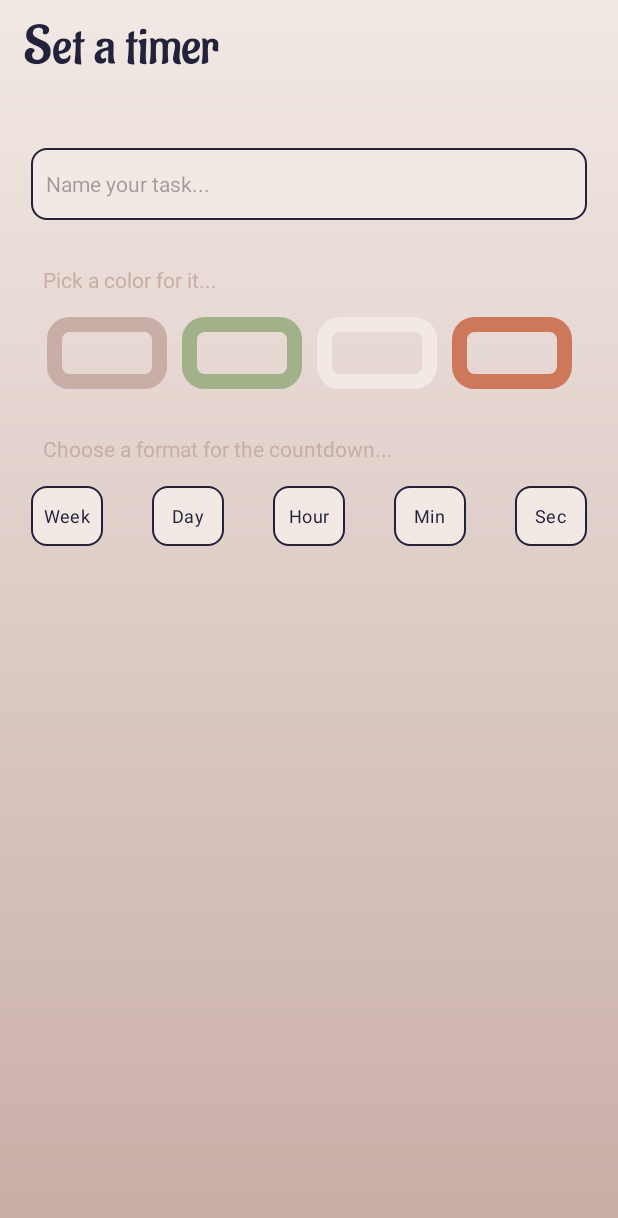
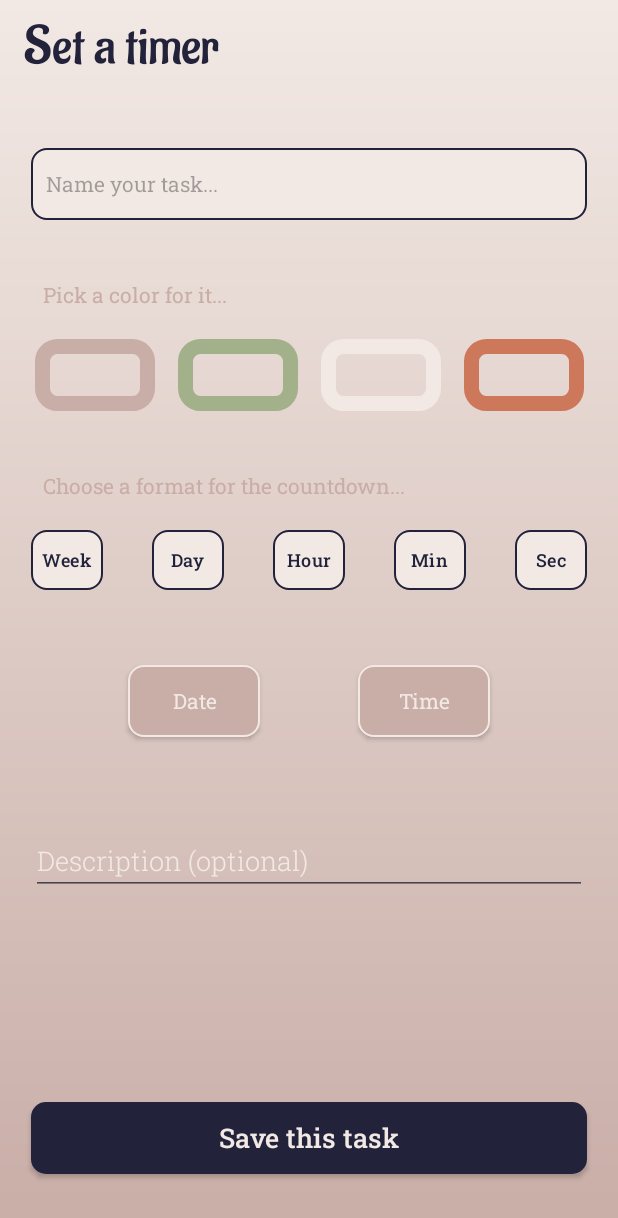
Before and after one commit to blarbee/deadline_countdown, an Android app: the screen it shows after launch (TaskActivity), item 2 of the bottom bar chosen, on a phone screen of 412 x 824 dp. Shown: the top 1218 px of the screen. Run offline under Robolectric (Android 15) with nearby library versions, the phone set to English and light mode, and no system bars; our stand-ins replace FlexboxLayout.

Commit message:
Add completed TaskActivity layout (might tweak with the colors later for better readability

```diff
--- a/app/src/main/java/com/example/deadline_countdown/MainActivity.java
+++ b/app/src/main/java/com/example/deadline_countdown/MainActivity.java
@@ -32,11 +32,13 @@ public class MainActivity extends AppCompatActivity {
             Bundle bundle = new Bundle();
             bundle.putInt("some_int", 0);
 
-            getSupportFragmentManager().beginTransaction()
-                    .setReorderingAllowed(true)
-                    .add(R.id.task_fragment_container, TaskFragment.class, bundle)
-                    .commit();
+            getSupportFragmentManager().beginTransaction().setReorderingAllowed(true).add(R.id.task_fragment_container, TaskFragment.class, bundle).commit();
         }
+        replaceFragment();
+
+    }
+
+    public void replaceFragment(){
         TextView header_text = findViewById(R.id.header_tv);
         header_text.setText("Get it done in time!");
         getSupportFragmentManager().beginTransaction().replace(R.id.task_fragment_container, taskFragment).commit();
@@ -49,30 +51,20 @@ public class MainActivity extends AppCompatActivity {
                 header_text.setText("Get it done in time!");
                 Toast.makeText(this, "Go to homepage", Toast.LENGTH_SHORT).show();
                 return true;
-
             } else if (item.getItemId() == R.id.settings_nav) {
                 getSupportFragmentManager().beginTransaction().replace(R.id.task_fragment_container, settingsFragment).commit();
                 header_text.setText("Settings");
                 Toast.makeText(this, "Go to settings", Toast.LENGTH_SHORT).show();
                 return true;
-
             } else if (item.getItemId() == R.id.add_task_button) {
                 Intent myIntent = new Intent(this, TaskActivity.class);
 //                myIntent.putExtra("key", value); //Optional parameters
                 this.startActivity(myIntent);
                 Toast.makeText(this, "Add a task", Toast.LENGTH_SHORT).show();
                 return true;
-
             }
-
-
             return false;
         });
-
-
-
-
-
     }
 
 }
--- a/app/src/main/java/com/example/deadline_countdown/TaskActivity.java
+++ b/app/src/main/java/com/example/deadline_countdown/TaskActivity.java
@@ -20,5 +20,8 @@ public class TaskActivity extends AppCompatActivity {
             v.setPadding(systemBars.left, systemBars.top, systemBars.right, systemBars.bottom);
             return insets;
         });
+
+
+
     }
 }
--- /dev/null
+++ b/app/src/main/java/com/example/deadline_countdown/placeholder/Task.java
@@ -0,0 +1,15 @@
+package com.example.deadline_countdown.placeholder;
+
+import java.sql.Time;
+import java.util.Date;
+
+public class Task {
+    private String title;
+    private String color;
+    private String format;
+    private Date date;
+    private Time timme;
+    private String description;
+
+    public Task()
+}
--- /dev/null
+++ b/app/src/main/res/drawable/date_time_buttons.xml
@@ -0,0 +1,7 @@
+<?xml version="1.0" encoding="utf-8"?>
+<shape xmlns:android="http://schemas.android.com/apk/res/android">
+    <stroke android:width="1dp" android:color="@color/og_white"/>
+    <solid android:color="@color/og_cream"/>
+    <corners android:radius="@dimen/corner_radius"/>
+
+</shape>
--- a/app/src/main/res/drawable/og_background.xml
+++ b/app/src/main/res/drawable/og_background.xml
@@ -1,4 +1,5 @@
 <?xml version="1.0" encoding="utf-8"?>
 <shape xmlns:android="http://schemas.android.com/apk/res/android">
+<!--    <gradient android:type="linear" android:angle="100" android:startColor="@color/og_white" android:endColor="@color/og_orange"/>-->
     <gradient android:type="linear" android:angle="100" android:startColor="@color/og_white" android:endColor="@color/og_cream"/>
 </shape>
--- /dev/null
+++ b/app/src/main/res/drawable/save_button_bg.xml
@@ -0,0 +1,6 @@
+<?xml version="1.0" encoding="utf-8"?>
+<shape xmlns:android="http://schemas.android.com/apk/res/android">
+    <solid android:color="@color/og_black"/>
+    <corners android:radius="@dimen/corner_radius"/>
+
+</shape>
--- a/app/src/main/res/layout/activity_task.xml
+++ b/app/src/main/res/layout/activity_task.xml
@@ -40,8 +40,9 @@
         android:layout_width="wrap_content"
         android:layout_height="wrap_content"
         android:text="Pick a color for it..."
-        android:layout_marginTop="30dp"
+        android:layout_marginTop="40dp"
         android:textColor="@color/og_cream"
+        android:fontFamily="@font/robotoslab_regular"
 
         app:layout_constraintTop_toBottomOf="@id/settings_color_option"
         app:layout_constraintLeft_toRightOf="@id/left_text_guideline" />
@@ -70,7 +71,7 @@
         android:layout_width="wrap_content"
         android:layout_height="wrap_content"
         android:orientation="horizontal"
-        android:layout_marginTop="15dp"
+        android:layout_marginTop="20dp"
 
         app:layout_constraintTop_toBottomOf="@id/pick_color"
         app:layout_constraintBottom_toTopOf="@id/which"
@@ -83,7 +84,7 @@
             android:layout_width="80sp"
             android:layout_height="match_parent"
             android:contentDescription="TODO"
-            android:layout_marginRight="10sp"/>
+            android:layout_marginRight="15sp"/>
         <androidx.appcompat.widget.AppCompatRadioButton
             android:id="@+id/task_color_2"
             android:layout_width="80sp"
@@ -92,7 +93,7 @@
             android:backgroundTint="@color/og_green"
             android:contentDescription="TODO"
             tools:ignore="MissingConstraints"
-            android:layout_marginRight="10sp"/>
+            android:layout_marginRight="15sp"/>
         <androidx.appcompat.widget.AppCompatRadioButton
             android:id="@+id/task_color_3"
             style="@style/checkbox_color"
@@ -101,7 +102,7 @@
             android:backgroundTint="@color/og_white"
             android:contentDescription="TODO"
             tools:ignore="MissingConstraints"
-            android:layout_marginRight="10sp"/>
+            android:layout_marginRight="15sp"/>
         <androidx.appcompat.widget.AppCompatRadioButton
             android:id="@+id/task_color_4"
             style="@style/checkbox_color"
@@ -126,8 +127,9 @@
         android:layout_width="wrap_content"
         android:layout_height="wrap_content"
         android:text="Choose a format for the countdown..."
-        android:layout_marginTop="30dp"
+        android:layout_marginTop="40dp"
         android:textColor="@color/og_cream"
+        android:fontFamily="@font/robotoslab_regular"
         app:layout_constraintTop_toBottomOf="@id/color_layout"
         app:layout_constraintLeft_toLeftOf="@id/left_text_guideline"/>
 
@@ -135,7 +137,7 @@
         android:id="@+id/pick_format"
         android:layout_width="0dp"
         android:layout_height="wrap_content"
-        android:layout_marginTop="15dp"
+        android:layout_marginTop="20dp"
 
         app:layout_constraintTop_toBottomOf="@+id/which"
         app:layout_constraintLeft_toLeftOf="@id/left_guideline"
@@ -182,9 +184,65 @@
 
 <!--    =================================================== USER PICKS A DATE-->
 
+    <androidx.appcompat.widget.AppCompatButton
+        android:id="@+id/date_button"
+        android:layout_width="wrap_content"
+        android:layout_height="wrap_content"
+        style="@style/date_time"
+        android:layout_marginTop="50sp"
+
+        android:text="Date"
+
+        app:layout_constraintTop_toBottomOf="@id/pick_format"
+        app:layout_constraintRight_toLeftOf="@id/time_button"
+        app:layout_constraintLeft_toRightOf="@id/left_guideline"
+
+        />
 <!--    =================================================== USER PICKS A TIME-->
+    <androidx.appcompat.widget.AppCompatButton
+        android:id="@+id/time_button"
+        android:layout_width="wrap_content"
+        android:layout_height="wrap_content"
+        style="@style/date_time"
+        android:layout_marginTop="50sp"
+        android:textAllCaps="false"
+
+        android:text="Time"
+
+        app:layout_constraintTop_toBottomOf="@id/pick_format"
+        app:layout_constraintRight_toLeftOf="@id/right_guideline"
+        app:layout_constraintLeft_toRightOf="@id/date_button"
+
+        />
 
 <!--    =================================================== USER ADDS AN OPTIONAL DESCRIPTION-->
+    <androidx.appcompat.widget.AppCompatEditText
+        android:id="@+id/task_description"
+        android:layout_width="0dp"
+        android:layout_height="wrap_content"
+        android:layout_marginTop="60sp"
+        android:textColorHint="@color/og_white"
+        android:hint="Description (optional)"
+        android:fontFamily="@font/robotoslab_light"
+
+        app:layout_constraintTop_toBottomOf="@id/time_button"
+        app:layout_constraintRight_toLeftOf="@id/right_guideline"
+        app:layout_constraintLeft_toRightOf="@id/left_guideline"
+        />
+
+<!--    =================================================== USER SAVES TASK-->
+    <androidx.appcompat.widget.AppCompatButton
+        android:layout_width="0dp"
+        android:layout_height="wrap_content"
+        style="@style/save_button"
+        android:textAllCaps="false"
+        android:text="Save this task"
+
+
+        app:layout_constraintLeft_toRightOf="@id/left_guideline"
+        app:layout_constraintRight_toLeftOf="@id/right_guideline"
+        app:layout_constraintBottom_toBottomOf="@id/bottom_guideline"
+        />
 
 <!--    =================================================== GUIDELINES-->
 
--- a/app/src/main/res/values/themes.xml
+++ b/app/src/main/res/values/themes.xml
@@ -31,11 +31,13 @@
 </style>
 
     <style name="options">
+        <item name="android:fontFamily">@font/robotoslab_regular</item>
         <item name="android:background">@drawable/setting_options_input_bg</item>
         <item name="android:textColor">@color/og_black</item>
     </style>
 
     <style name="inputs">
+        <item name="android:fontFamily">@font/robotoslab_regular</item>
         <item name="android:background">@drawable/setting_options_input_bg</item>
         <item name="android:textColor">@color/og_black</item>
         <item name="hintTextColor">@color/og_cream</item>
@@ -48,7 +50,9 @@
     </style>
 
     <style name="bottom_bar">
-        <item name="android:background">@drawable/menu_background</item>
+        <item name="android:fontFamily">@font/robotoslab_medium</item>
+        <item name="android:background">@android:color/transparent</item>
+<!--        <item name="android:background">@color/og_cream</item>-->
     </style>
 
     <style name="checkbox">
@@ -58,6 +62,7 @@
 <!--        android:button="@drawable/cb_show_hide_selector"-->
 <!--        android:textColor="@color/checkbox_text"-->
 <!--        android:text="this is a checkbox"-->
+        <item name="android:fontFamily">@font/robotoslab_medium</item>
         <item name="android:textAlignment">center</item>
         <item name="android:textSize">12sp</item>
         <item name="android:clickable">true</item>
@@ -68,11 +73,26 @@
     </style>
 
     <style name="checkbox_color">
+        <item name="android:fontFamily">@font/robotoslab_medium</item>
         <item name="android:clickable">true</item>
         <item name="android:focusable">true</item>
         <item name="android:button">@drawable/checkbox_selector_color</item>
         <item name="android:background">@drawable/checkbox_selector_color</item>
     </style>
 
+    <style name="save_button">
+        <item name="android:background">@drawable/save_button_bg</item>
+        <item name="android:textColor">@color/og_white</item>
+        <item name="android:textSize">18sp</item>
+        <item name="android:fontFamily">@font/robotoslab_medium</item>
+    </style>
+
+    <style name="date_time">
+        <item name="android:background">@drawable/date_time_buttons</item>
+        <item name="android:textColor">@color/og_white</item>
+        <item name="android:textAllCaps">false</item>
+        <item name="android:fontFamily">@font/robotoslab_regular</item>
+    </style>
+
 
 </resources>
```
Also changed, not shown: 1 other file.
